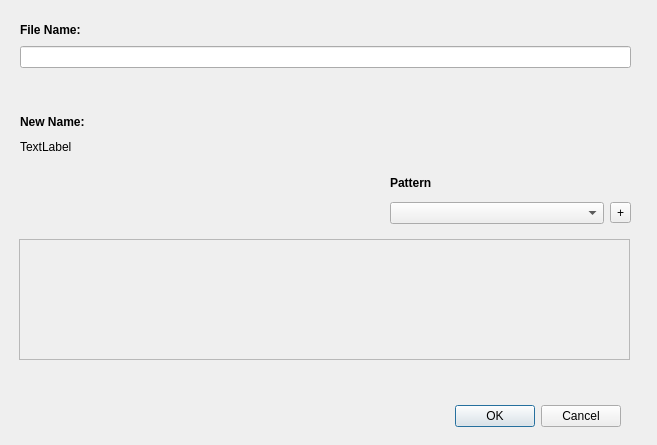
rbbrnc/krbkACD, file examples/Dynamic/RenameDialog.ui: the form before one commit.
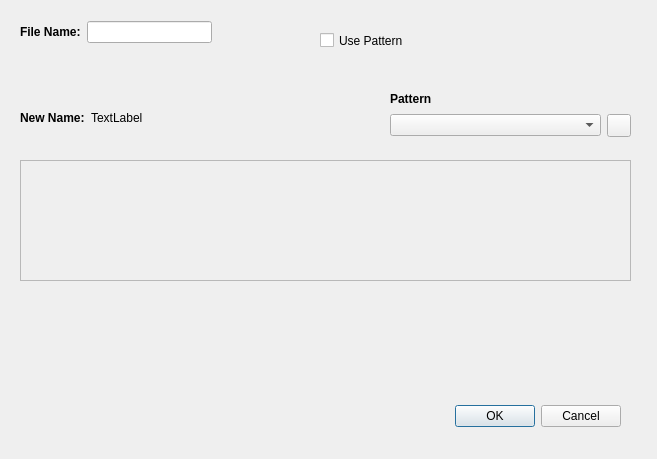
The form after the commit. Icons and pictures are not drawn.

```diff
--- a/examples/Dynamic/RenameDialog.ui
+++ b/examples/Dynamic/RenameDialog.ui
@@ -7,7 +7,7 @@
     <x>0</x>
     <y>0</y>
     <width>657</width>
-    <height>445</height>
+    <height>459</height>
    </rect>
   </property>
   <property name="windowTitle">
@@ -33,9 +33,9 @@
    <property name="geometry">
     <rect>
      <x>390</x>
-     <y>170</y>
+     <y>90</y>
      <width>241</width>
-     <height>61</height>
+     <height>51</height>
     </rect>
    </property>
    <layout class="QVBoxLayout" name="patternSelectLayout">
@@ -53,6 +53,9 @@
         <bold>true</bold>
        </font>
       </property>
+      <property name="frameShape">
+       <enum>QFrame::NoFrame</enum>
+      </property>
       <property name="text">
        <string>Pattern</string>
       </property>
@@ -65,8 +68,9 @@
       </item>
       <item>
        <widget class="QToolButton" name="addPatternButton">
-        <property name="text">
-         <string>+</string>
+        <property name="icon">
+         <iconset resource="Dynamic.qrc">
+          <normaloff>:/images/add.png</normaloff>:/images/add.png</iconset>
         </property>
        </widget>
       </item>
@@ -77,8 +81,8 @@
   <widget class="QScrollArea" name="scrollArea">
    <property name="geometry">
     <rect>
-     <x>19</x>
-     <y>239</y>
+     <x>20</x>
+     <y>160</y>
      <width>611</width>
      <height>121</height>
     </rect>
@@ -113,15 +117,15 @@
     <rect>
      <x>20</x>
      <y>20</y>
-     <width>611</width>
-     <height>51</height>
+     <width>192</width>
+     <height>25</height>
     </rect>
    </property>
-   <layout class="QVBoxLayout" name="defaultLayout">
+   <layout class="QHBoxLayout" name="horizontalLayout_2">
     <item>
      <widget class="QLabel" name="label_2">
       <property name="sizePolicy">
-       <sizepolicy hsizetype="Preferred" vsizetype="Fixed">
+       <sizepolicy hsizetype="Fixed" vsizetype="Fixed">
         <horstretch>0</horstretch>
         <verstretch>0</verstretch>
        </sizepolicy>
@@ -147,15 +151,15 @@
     <rect>
      <x>20</x>
      <y>110</y>
-     <width>611</width>
-     <height>51</height>
+     <width>341</width>
+     <height>17</height>
     </rect>
    </property>
-   <layout class="QVBoxLayout" name="newNameLayout">
+   <layout class="QHBoxLayout" name="horizontalLayout_3">
     <item>
      <widget class="QLabel" name="label_3">
       <property name="sizePolicy">
-       <sizepolicy hsizetype="Preferred" vsizetype="Fixed">
+       <sizepolicy hsizetype="Fixed" vsizetype="Fixed">
         <horstretch>0</horstretch>
         <verstretch>0</verstretch>
        </sizepolicy>
@@ -186,6 +190,19 @@
     </item>
    </layout>
   </widget>
+  <widget class="QCheckBox" name="patternCheckBox">
+   <property name="geometry">
+    <rect>
+     <x>320</x>
+     <y>30</y>
+     <width>151</width>
+     <height>21</height>
+    </rect>
+   </property>
+   <property name="text">
+    <string>Use Pattern</string>
+   </property>
+  </widget>
  </widget>
  <resources/>
  <connections>
```
Left out of the diff: 4 changed lines with no effect on the pictures.
